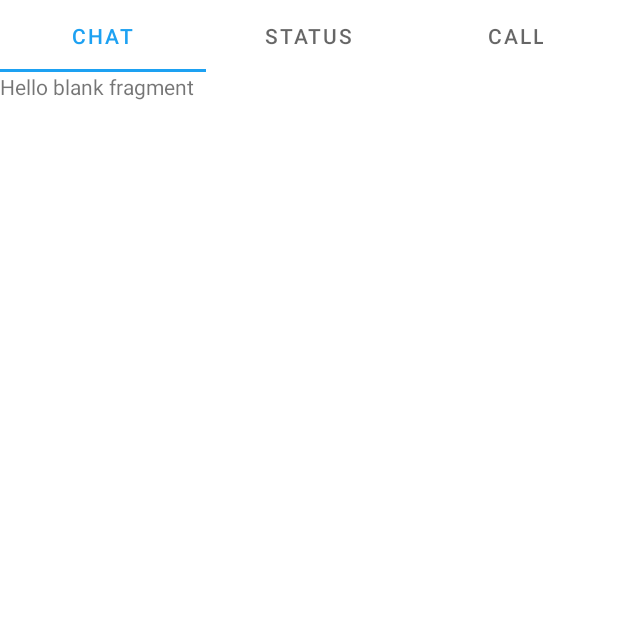
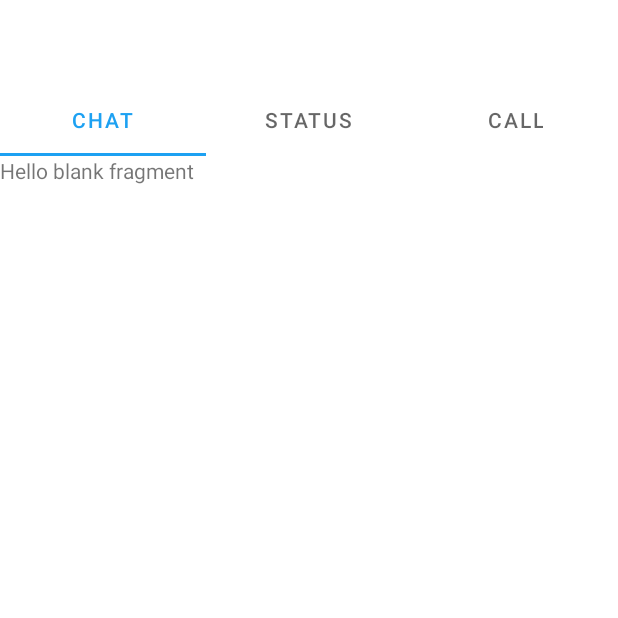
Before and after one commit to Agostinhodossantos/BewiseApp, an Android app: the LibraryActivity screen opened directly, with no data from a screen before it, on a phone screen of 412 x 824 dp, the top half of it. Run offline under Robolectric (Android 15) with nearby library versions, the phone set to English and light mode, and no system bars.

Commit message:
add toolbar

```diff
--- a/app/src/main/res/layout/activity_library.xml
+++ b/app/src/main/res/layout/activity_library.xml
@@ -5,13 +5,17 @@
     android:layout_width="match_parent"
     android:layout_height="match_parent"
     tools:context=".ui.library.LibraryActivity">
+    <androidx.appcompat.widget.Toolbar
+        android:id="@+id/toolbar"
+        app:layout_constraintTop_toTopOf="parent"
+        android:layout_width="match_parent"
+        android:layout_height="wrap_content"/>
 
     <com.google.android.material.tabs.TabLayout
         android:id="@+id/tl_library"
         android:layout_width="match_parent"
         android:layout_height="wrap_content"
-        app:layout_constraintTop_toTopOf="parent"
-        tools:layout_editor_absoluteX="210dp">
+        app:layout_constraintTop_toBottomOf="@id/toolbar">
 
         <com.google.android.material.tabs.TabItem
             android:layout_width="wrap_content"
```
